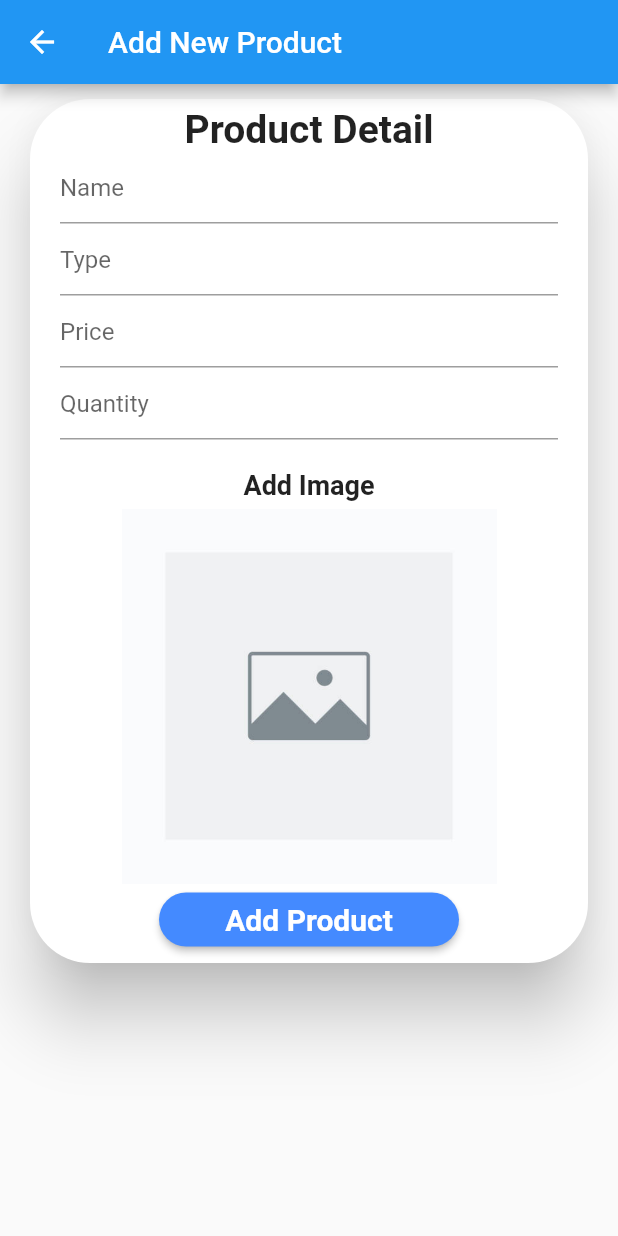
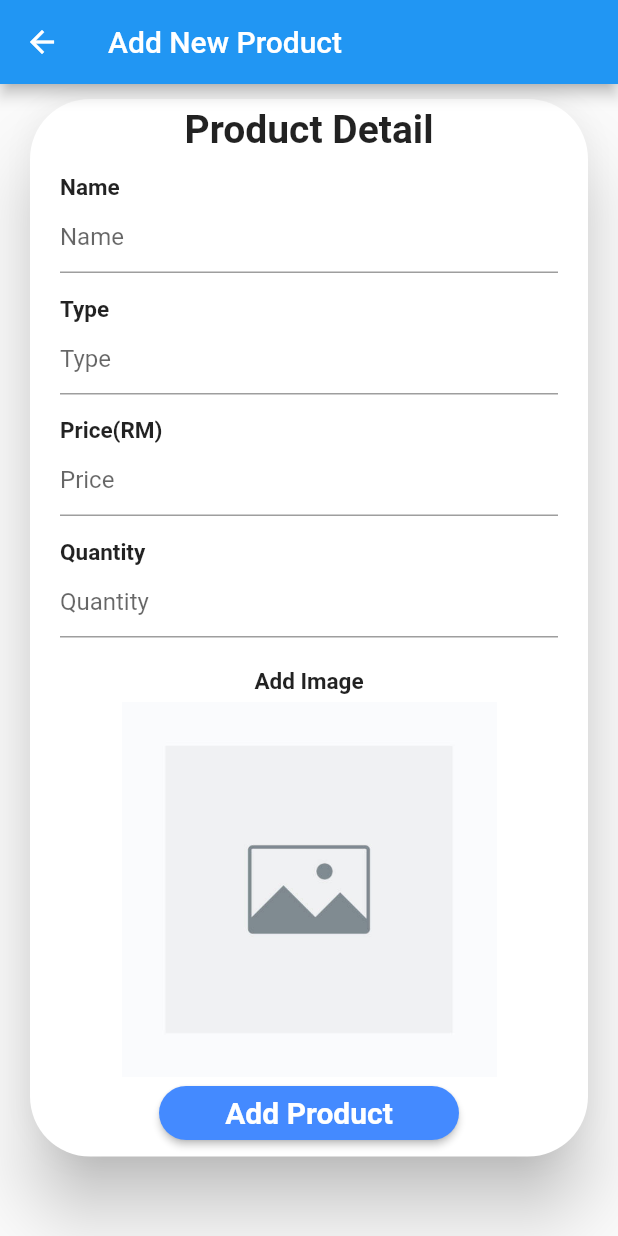
Before and after one commit to YYeng/my_shop, a Flutter app: the NewProduct screen opened directly, on a phone screen of 412 x 824 dp. Run offline on Flutter 3.47's test engine with Material 2 defaults, Android fonts, the phone set to English and light mode, and no system bars; our stand-ins replace cached_network_image, fluttertoast, image_picker, sn_progress_dialog; network calls fail.

```diff
--- a/lib/newproduct.dart
+++ b/lib/newproduct.dart
@@ -46,7 +46,11 @@ class _NewProductState extends State<NewProduct> {
                         Text('Product Detail',
                             style: TextStyle(
                                 fontSize: 26, fontWeight: FontWeight.bold)),
-
+                        Container(
+                            padding: EdgeInsets.only(top:15),
+                            alignment: Alignment.centerLeft,
+                            child: Text("Name",
+                                style: TextStyle( fontSize: 15,fontWeight: FontWeight.bold))),
                         TextFormField(
                           controller: name,
                           decoration: InputDecoration(
@@ -57,11 +61,15 @@ class _NewProductState extends State<NewProduct> {
                             if (value.isEmpty) {
                               return 'This field is required';
                             }
-
                             // Return null if the entered username is valid
                             return null;
                           },
                         ),
+                        Container(
+                            padding: EdgeInsets.only(top:15),
+                            alignment: Alignment.centerLeft,
+                            child: Text("Type",
+                                style: TextStyle(fontSize: 15,fontWeight: FontWeight.bold))),
                         TextFormField(
                           controller: type,
                           decoration: InputDecoration(hintText: 'Type'),
@@ -71,6 +79,11 @@ class _NewProductState extends State<NewProduct> {
                             return null;
                           },
                         ),
+                        Container(
+                            padding: EdgeInsets.only(top:15),
+                            alignment: Alignment.centerLeft,
+                            child: Text("Price(RM)",
+                                style: TextStyle(fontSize: 15,fontWeight: FontWeight.bold))),
                         TextFormField(
                             controller: price,
                             keyboardType: TextInputType.number,
@@ -82,6 +95,11 @@ class _NewProductState extends State<NewProduct> {
                                 return "This field is required";
                               return null;
                             }),
+                        Container(
+                            padding: EdgeInsets.only(top:15),
+                            alignment: Alignment.centerLeft,
+                            child: Text("Quantity",
+                                style: TextStyle(fontSize: 15,fontWeight: FontWeight.bold))),
                         TextFormField(
                           controller: quantity,
                           keyboardType: TextInputType.number,
@@ -98,7 +116,7 @@ class _NewProductState extends State<NewProduct> {
                         SizedBox(height: 20),
                         Text("Add Image",
                             style: TextStyle(
-                                fontSize: 18, fontWeight: FontWeight.bold)),
+                                fontSize: 15, fontWeight: FontWeight.bold)),
                         SizedBox(height: 5),
                         GestureDetector(
                           onTap: () => {_onPictureSelectionDialog()},
--- a/pubspec.yaml
+++ b/pubspec.yaml
@@ -24,6 +24,7 @@ dependencies:
   flutter:
     sdk: flutter
   asset_cache: ^1.0.0+1
+  cached_network_image: ^3.0.0
   cupertino_icons: ^1.0.2
   fluttertoast: ^8.0.7
   http: ^0.13.3
```
Also changed, not shown: lib/main.dart (+99 -2 lines), pubspec.lock, 3 other files. Lines whose indentation alone changed are shown as unchanged.
